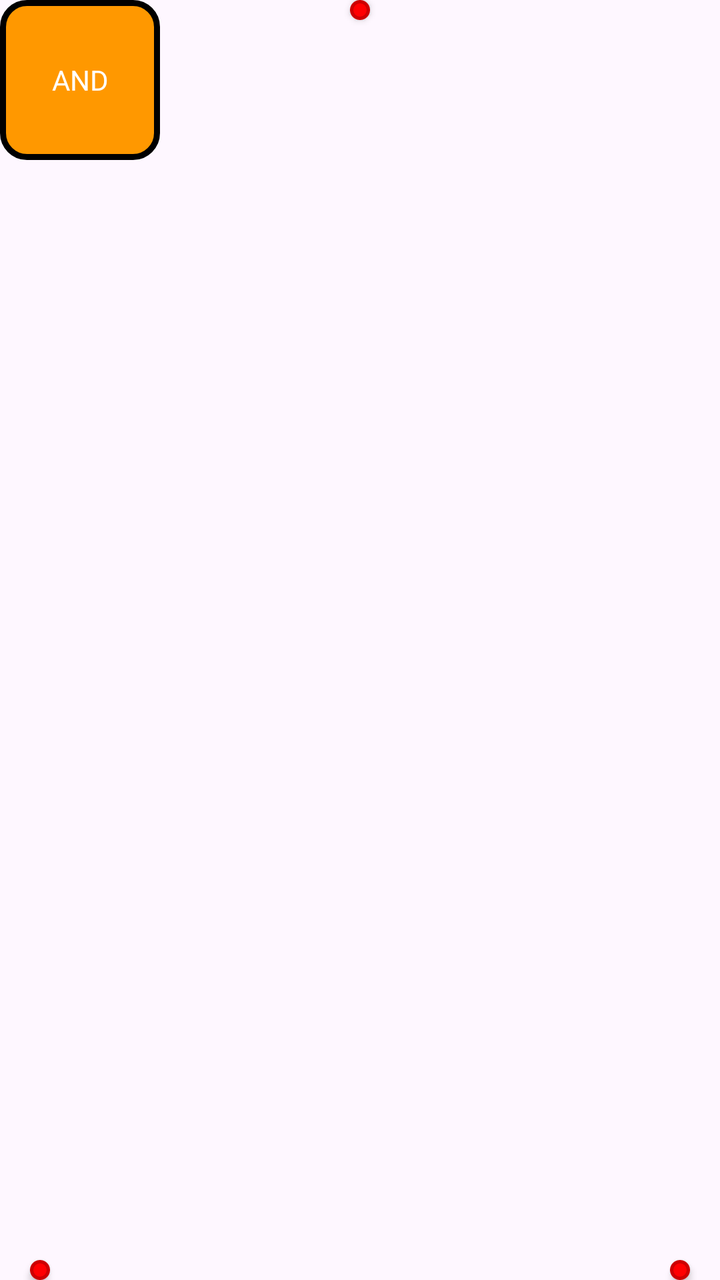
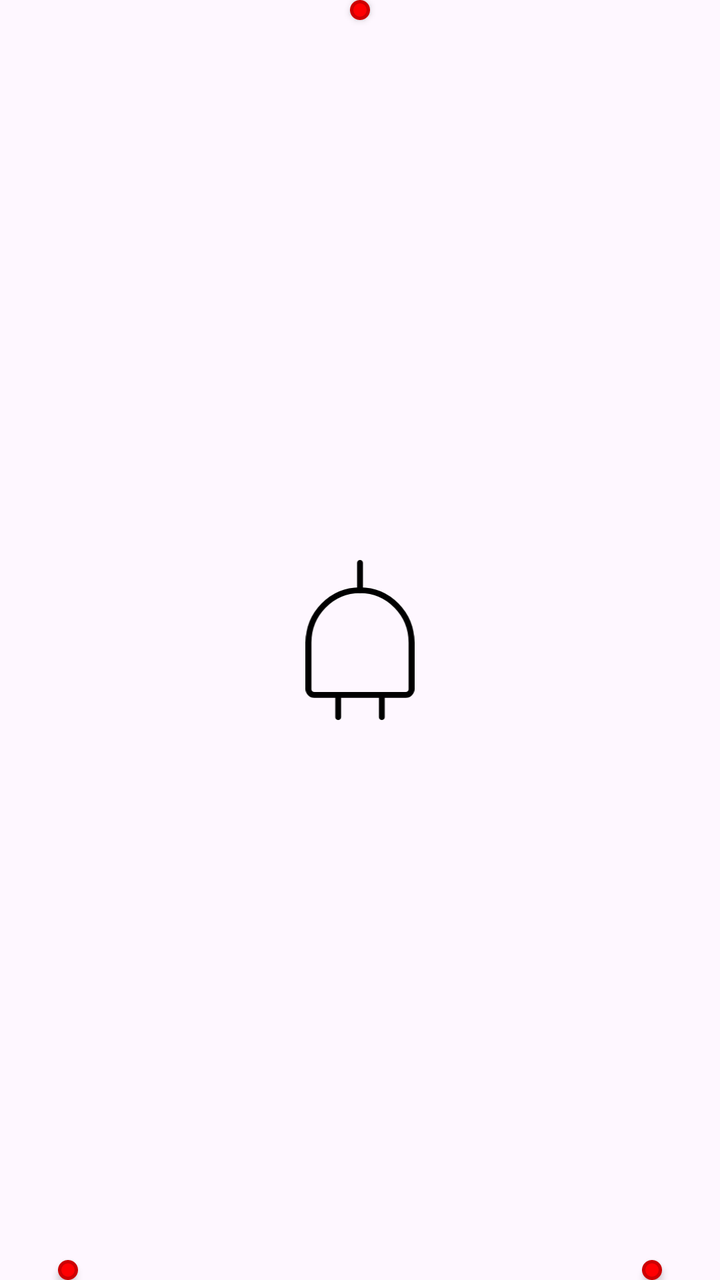

Screens rendered from an Android XML layout before and after an edit, with the pre-edit source and the edit as a unified diff.
<!-- AndroidManifest.xml: another module's application theme Theme.PintuLogika -->
<!-- res/layout/gates_and.xml -->
<?xml version="1.0" encoding="utf-8"?>
<FrameLayout
    xmlns:android="http://schemas.android.com/apk/res/android"
    xmlns:app="http://schemas.android.com/apk/res-auto"
    android:layout_width="80dp"
    android:layout_height="85dp">

    
    <View
        android:id="@+id/dot_output"
        android:layout_width="10dp"
        android:layout_height="10dp"
        android:tag="output_0"
        android:layout_gravity="top|center"
        android:background="@drawable/red_dot_indicator_stroke"
        android:translationZ="2dp" />

    
    <View
        android:id="@+id/dot_input_0"
        android:layout_width="10dp"
        android:layout_height="10dp"
        android:tag="input_0"
        android:background="@drawable/red_dot_indicator_stroke"
        android:layout_gravity="bottom|start"
        android:layout_marginStart="15dp"
        android:translationZ="2dp"/>

    
    <View
        android:id="@+id/dot_input_1"
        android:layout_width="10dp"
        android:layout_height="10dp"
        android:tag="input_1"
        android:background="@drawable/red_dot_indicator_stroke"
        android:layout_gravity="bottom|end"
        android:layout_marginEnd="15dp"
        android:translationZ="2dp" />

    
    <TextView
        android:id="@+id/and"
        android:layout_width="80dp"
        android:layout_height="80dp"
        android:background="@drawable/final_gate_background"
        android:gravity="center"
        android:text="AND"
        android:textColor="@color/white"
        app:layout_constraintTop_toTopOf="parent"
        app:layout_constraintBottom_toBottomOf="parent"
        app:layout_constraintStart_toStartOf="parent"
        app:layout_constraintEnd_toEndOf="parent" />

</FrameLayout>
<!-- resources referenced by this layout -->
<resources>
  <color name="white">#FFFFFFFF</color>
  <!-- drawable final_gate_background (drawable) -->
  <?xml version="1.0" encoding="utf-8"?>
  <shape xmlns:android="http://schemas.android.com/apk/res/android">
      <solid android:color="@color/orange_dark" />
      <corners android:radius="12dp" />
      <stroke
          android:width="3dp"
          android:color="@android:color/black" />
  </shape>
  <!-- drawable red_dot_indicator_stroke (drawable) -->
  <?xml version="1.0" encoding="utf-8"?>
  <shape xmlns:android="http://schemas.android.com/apk/res/android"
      android:shape="oval">
  
      
      <solid android:color="@color/red_indicator" />
  
      
      <stroke
          android:width="1.5dp"
          android:color="@color/red_dot_indicator" />
  </shape>
  <style name="Theme.PintuLogika" parent="Base.Theme.PintuLogika" />
  <color name="orange_dark">#FF9800</color>
  <color name="red_indicator">#FF0002</color>
  <color name="red_dot_indicator">#CC0002</color>
  <style name="Base.Theme.PintuLogika" parent="Theme.Material3.DayNight.NoActionBar">
          
          
      </style>
</resources>

<!-- the commit's change to res/layout/gates_and.xml (unified diff, before → after) -->
@@ -2,8 +2,8 @@
 <FrameLayout
     xmlns:android="http://schemas.android.com/apk/res/android"
     xmlns:app="http://schemas.android.com/apk/res-auto"
-    android:layout_width="80dp"
-    android:layout_height="85dp">
+    android:layout_width="90dp"
+    android:layout_height="95dp">
 
     
     <View
@@ -23,7 +23,7 @@
         android:tag="input_0"
         android:background="@drawable/red_dot_indicator_stroke"
         android:layout_gravity="bottom|start"
-        android:layout_marginStart="15dp"
+        android:layout_marginStart="29dp"
         android:translationZ="2dp"/>
 
     
@@ -34,16 +34,16 @@
         android:tag="input_1"
         android:background="@drawable/red_dot_indicator_stroke"
         android:layout_gravity="bottom|end"
-        android:layout_marginEnd="15dp"
+        android:layout_marginEnd="29dp"
         android:translationZ="2dp" />
 
     
-    <TextView
+    <ImageView
         android:id="@+id/and"
         android:layout_width="80dp"
         android:layout_height="80dp"
-        android:background="@drawable/final_gate_background"
-        android:gravity="center"
+        android:src="@drawable/ic_gate_and_40"
+        android:layout_gravity="center"
         android:text="AND"
         android:textColor="@color/white"
         app:layout_constraintTop_toTopOf="parent"
<!-- resource entries referenced after the edit -->
@@ -1,15 +1,24 @@
 <!-- resources referenced by this layout -->
 <resources>
   <color name="white">#FFFFFFFF</color>
-  <!-- drawable final_gate_background (drawable) -->
-  <?xml version="1.0" encoding="utf-8"?>
-  <shape xmlns:android="http://schemas.android.com/apk/res/android">
-      <solid android:color="@color/orange_dark" />
-      <corners android:radius="12dp" />
-      <stroke
-          android:width="3dp"
-          android:color="@android:color/black" />
-  </shape>
+  <!-- drawable ic_gate_and_40 (drawable) -->
+  <vector xmlns:android="http://schemas.android.com/apk/res/android"
+      android:width="187dp"
+      android:height="275dp"
+      android:viewportWidth="187"
+      android:viewportHeight="275">
+    <path
+        android:pathData="M93.5,52V5M56,270L56,232M131,270V232"
+        android:strokeWidth="10"
+        android:fillColor="#00000000"
+        android:strokeColor="#000000"
+        android:strokeLineCap="round"/>
+    <path
+        android:pathData="M15,232C9.48,232 5,227.52 5,222L5,142C5,92.29 44.62,52 93.5,52C142.38,52 182,92.29 182,142V222C182,227.52 177.52,232 172,232H15Z"
+        android:strokeWidth="10"
+        android:fillColor="#00000000"
+        android:strokeColor="#000000"/>
+  </vector>
   <!-- drawable red_dot_indicator_stroke (drawable) -->
   <?xml version="1.0" encoding="utf-8"?>
   <shape xmlns:android="http://schemas.android.com/apk/res/android"
@@ -24,12 +33,22 @@
           android:color="@color/red_dot_indicator" />
   </shape>
   <style name="Theme.PintuLogika" parent="Base.Theme.PintuLogika" />
-  <color name="orange_dark">#FF9800</color>
   <color name="red_indicator">#FF0002</color>
   <color name="red_dot_indicator">#CC0002</color>
   <style name="Base.Theme.PintuLogika" parent="Theme.Material3.DayNight.NoActionBar">
           
           
+  
+  
+          <item name="android:statusBarColor">@android:color/transparent</item>
+          <item name="android:windowTranslucentStatus">true</item>
+          <item name="android:windowLightStatusBar">true</item> 
+  
+          <item name="android:windowSplashScreenBackground">@color/white</item>
+          <item name="android:windowSplashScreenAnimatedIcon">@drawable/logo</item>
+          <item name="android:windowSplashScreenIconBackgroundColor">@android:color/transparent</item>
+          <item name="postSplashScreenTheme">@style/Theme.PintuLogika</item>
       </style>
+  <!-- drawable logo: vector/xml drawable (drawable, 42423 chars, omitted) -->
 </resources>
 
